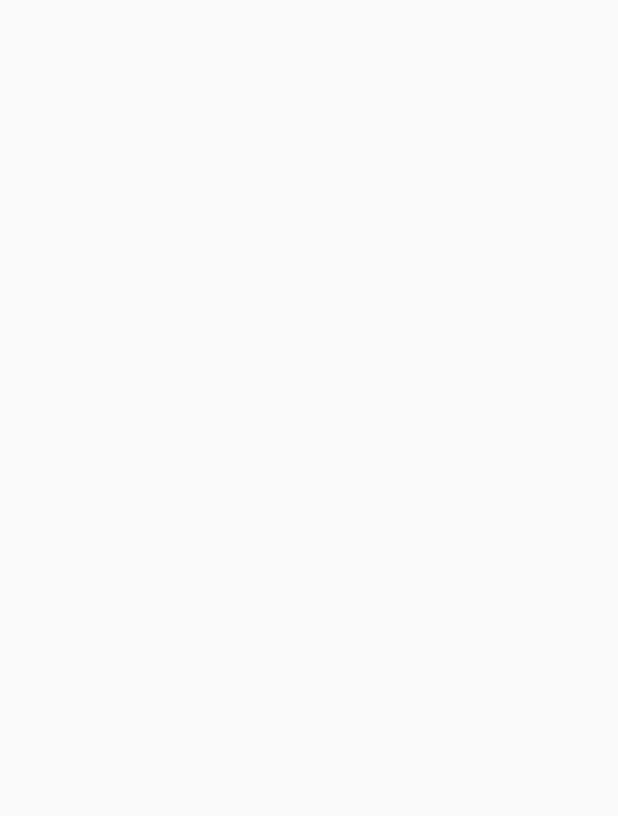
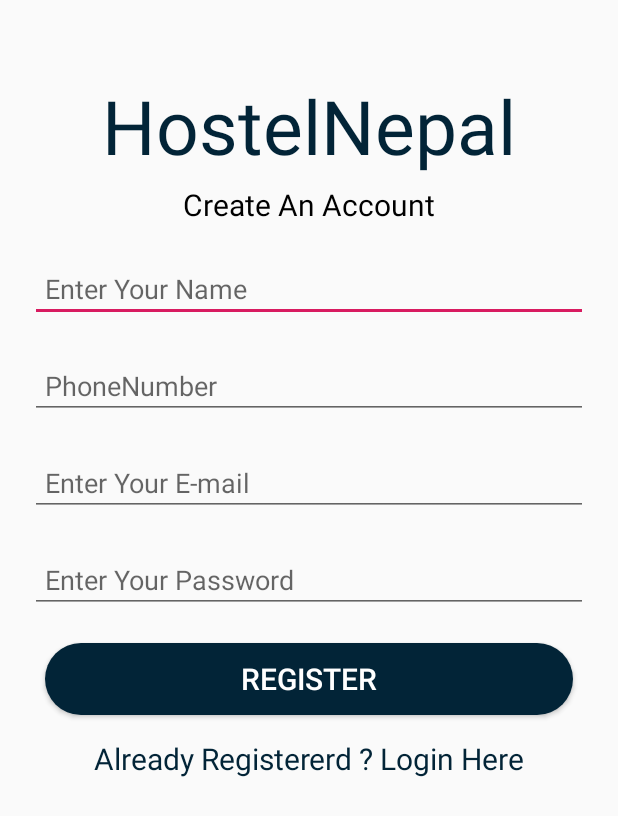
Before and after one commit to Utsav78/HostelNepal, an Android app: the GuestRegister screen opened directly, with no data from a screen before it, on a phone screen of 412 x 824 dp. Before the commit the part shown is empty. Shown: the top 816 px of the screen. Run offline under Robolectric (Android 15) with nearby library versions, the phone set to English and light mode, and no system bars; our stand-ins replace Firebase (no records; nobody signed in at launch, a user with empty details on screens opened directly).

Commit message:
Second_day

```diff
--- a/app/src/main/AndroidManifest.xml
+++ b/app/src/main/AndroidManifest.xml
@@ -1,6 +1,8 @@
 <?xml version="1.0" encoding="utf-8"?>
 <manifest xmlns:android="http://schemas.android.com/apk/res/android"
     package="com.example.hostelnepal">
+
+    <uses-permission android:name="android.permission.INTERNET" />
 
     <application
         android:allowBackup="true"
@@ -9,7 +11,8 @@
         android:roundIcon="@mipmap/ic_launcher_round"
         android:supportsRtl="true"
         android:theme="@style/AppTheme">
-        <activity android:name=".GuestRegister"></activity>
+        <activity android:name=".DashboardHO"></activity>
+        <activity android:name=".GuestRegister" />
         <activity android:name=".LoginActivityG" />
         <activity android:name=".LoginActivityHO" />
         <activity android:name=".WelcomeAtivity" />
--- a/app/src/main/java/com/example/hostelnepal/GuestRegister.java
+++ b/app/src/main/java/com/example/hostelnepal/GuestRegister.java
@@ -1,14 +1,110 @@
 package com.example.hostelnepal;
 
+import androidx.annotation.NonNull;
 import androidx.appcompat.app.AppCompatActivity;
 
+import android.content.Intent;
 import android.os.Bundle;
+import android.text.TextUtils;
+import android.view.View;
+import android.widget.Button;
+import android.widget.EditText;
+import android.widget.ProgressBar;
+import android.widget.TextView;
+import android.widget.Toast;
+
+import com.google.android.gms.tasks.OnCompleteListener;
+import com.google.android.gms.tasks.Task;
+import com.google.firebase.auth.AuthResult;
+import com.google.firebase.auth.FirebaseAuth;
 
 public class GuestRegister extends AppCompatActivity {
+
+    EditText gFullName,gEmail,gPassword,gPhoneNumber;
+    Button gRegisterBtn;
+    TextView gLoginBtn;
+    FirebaseAuth fAuth;
+    ProgressBar progressBar;
+
 
     @Override
     protected void onCreate(Bundle savedInstanceState) {
         super.onCreate(savedInstanceState);
         setContentView(R.layout.activity_guest_register);
+
+        gFullName = findViewById(R.id.name);
+        gEmail = findViewById(R.id.email);
+        gPassword = findViewById(R.id.password);
+        gPhoneNumber = findViewById(R.id.phoneNumber);
+        gRegisterBtn = findViewById(R.id.gRegisterBtn);
+        gLoginBtn = findViewById(R.id.alreadyRegistered);
+
+        progressBar = findViewById(R.id.progressBar);
+        fAuth = FirebaseAuth.getInstance();
+
+        gRegisterBtn.setOnClickListener(new View.OnClickListener() {
+            @Override
+            public void onClick(View v) {
+                String email = gEmail.getText().toString().trim();
+                String password = gPassword.getText().toString().trim();
+                String name =gFullName.getText().toString().trim();
+                String phonenumber = gPhoneNumber.getText().toString().trim();
+
+                if(TextUtils.isEmpty(email)){
+
+                    gEmail.setError("Email is Required");
+                    return;
+                }
+                if(TextUtils.isEmpty(name)){
+
+                    gFullName.setError("FullName is Required");
+                    return;
+                }
+                if(TextUtils.isEmpty(phonenumber)){
+
+                    gPhoneNumber.setError("Phone Number is Required");
+                    return;
+                }
+
+                if (TextUtils.isEmpty(password)){
+
+                    gPassword.setError("Password is Required ");
+                    return;
+                }
+
+                if (password.length()<6){
+
+                    gPassword.setError("Password is less than 6 Character");
+                }
+
+                progressBar.setVisibility(View.VISIBLE);
+
+                //register the user in firebase
+
+                fAuth.createUserWithEmailAndPassword(email,password).addOnCompleteListener(new OnCompleteListener<AuthResult>() {
+                    @Override
+                    public void onComplete(@NonNull Task<AuthResult> task) {
+
+                        if (task.isSuccessful()){
+                            Toast.makeText(GuestRegister.this, "User is Registered", Toast.LENGTH_SHORT).show();
+                            startActivity(new Intent(getApplicationContext(),HomeActivity.class));
+
+                        }
+                        else{
+
+                            Toast.makeText(GuestRegister.this, "Error:"+task.getException().getMessage(), Toast.LENGTH_SHORT).show();
+
+                        }
+
+                    }
+                });
+
+
+
+
+            }
+        });
+
+
     }
 }
--- a/app/src/main/res/layout/activity_guest_register.xml
+++ b/app/src/main/res/layout/activity_guest_register.xml
@@ -1,9 +1,141 @@
 <?xml version="1.0" encoding="utf-8"?>
-<androidx.constraintlayout.widget.ConstraintLayout xmlns:android="http://schemas.android.com/apk/res/android"
+<ScrollView xmlns:android="http://schemas.android.com/apk/res/android"
     xmlns:app="http://schemas.android.com/apk/res-auto"
     xmlns:tools="http://schemas.android.com/tools"
     android:layout_width="match_parent"
     android:layout_height="match_parent"
     tools:context=".GuestRegister">
 
-</androidx.constraintlayout.widget.ConstraintLayout>
+    <LinearLayout
+        android:layout_width="match_parent"
+        android:layout_height="wrap_content"
+        android:orientation="vertical">
+
+        <TextView
+            android:layout_width="wrap_content"
+            android:layout_height="wrap_content"
+            android:text="@string/app_name"
+            android:textSize="50sp"
+            android:textColor="@color/colorBackground"
+            android:layout_marginTop="50dp"
+            android:layout_gravity="center"
+            />
+
+        <TextView
+            android:layout_width="wrap_content"
+            android:layout_height="wrap_content"
+            android:text="Create An Account"
+            android:textSize="20dp"
+            android:layout_gravity="center"
+            android:layout_marginTop="5dp"
+            android:textColor="#000000"
+
+            />
+        <EditText
+            android:id="@+id/name"
+            android:inputType="text"
+            android:layout_width="match_parent"
+            android:layout_height="wrap_content"
+            android:layout_marginTop="20dp"
+            android:hint="Enter Your Name"
+            android:padding="10dp"
+            android:layout_marginRight="20dp"
+            android:layout_marginLeft="20dp"
+
+
+
+            />
+
+        <EditText
+            android:id="@+id/phoneNumber"
+            android:layout_width="match_parent"
+            android:layout_height="wrap_content"
+            android:layout_marginLeft="20dp"
+            android:layout_marginTop="20dp"
+            android:layout_marginRight="20dp"
+            android:hint="@string/phone"
+            android:inputType="phone"
+            android:padding="10dp"
+
+
+            />
+        <EditText
+            android:id="@+id/email"
+            android:inputType="textEmailAddress"
+            android:layout_width="match_parent"
+            android:layout_height="wrap_content"
+            android:layout_marginTop="20dp"
+            android:hint="Enter Your E-mail"
+            android:padding="10dp"
+            android:layout_marginRight="20dp"
+            android:layout_marginLeft="20dp"
+
+
+            />
+
+        <EditText
+            android:id="@+id/password"
+
+            android:layout_width="match_parent"
+            android:layout_height="wrap_content"
+            android:layout_marginTop="20dp"
+            android:hint="Enter Your Password"
+            android:padding="10dp"
+            android:inputType="textPassword"
+            android:layout_marginRight="20dp"
+            android:layout_marginLeft="20dp"
+
+
+            />
+        <Button
+            android:id="@+id/gRegisterBtn"
+            android:layout_width="match_parent"
+            android:layout_height="wrap_content"
+            android:layout_marginLeft="30dp"
+            android:layout_marginRight="30dp"
+            android:background="@drawable/button_style"
+            android:text="@string/register"
+            android:textColor="#ffffff"
+            android:layout_marginTop="20dp"
+            android:textSize="20sp"
+            android:padding="10dp"
+            />
+
+        <TextView
+            android:id="@+id/alreadyRegistered"
+            android:layout_width="wrap_content"
+            android:layout_height="wrap_content"
+            android:text="@string/alreadyRegistered"
+            android:layout_marginTop="15dp"
+            android:layout_gravity="center"
+            android:textSize="20sp"
+            android:textColor="@color/colorBackground"
+            />
+
+        <ProgressBar
+            android:id="@+id/progressBar"
+            android:layout_width="wrap_content"
+            android:layout_height="wrap_content"
+            android:layout_gravity="center"
+            android:layout_marginTop="30dp"
+            android:visibility="invisible"
+
+
+
+            />
+
+
+
+
+
+
+
+
+
+
+    </LinearLayout>
+
+
+
+
+</ScrollView>
--- a/app/src/main/res/values/strings.xml
+++ b/app/src/main/res/values/strings.xml
@@ -12,4 +12,8 @@
     <string name="loginwalatext">New Here?</string>
     <string name="create"><u>Create an Account.</u></string>
     <string name="logo">logo</string>
+    <string name="email">E-mail</string>
+    <string name="register">Register</string>
+    <string name="phone">PhoneNumber</string>
+    <string name="alreadyRegistered">Already Registererd ? Login Here</string>
 </resources>
--- a/build.gradle
+++ b/build.gradle
@@ -8,6 +8,7 @@
     }
     dependencies {
         classpath 'com.android.tools.build:gradle:3.5.3'
+        classpath 'com.google.gms:google-services:4.2.0'
 
         // NOTE: Do not place your application dependencies here; they belong
         // in the individual module build.gradle files
```
Also changed, not shown: app/build.gradle (+6 -1 lines), app/src/main/java/com/example/hostelnepal/DashboardHO.java (added, +14 -0 lines), app/src/main/java/com/example/hostelnepal/LoginActivityG.java (+79 -0 lines), app/src/main/java/com/example/hostelnepal/WelcomeAtivity.java (+13 -0 lines), app/src/main/res/drawable/ic_person_black_24dp.xml (added, +9 -0 lines), app/src/main/res/drawable/ic_security_black_24dp.xml (added, +9 -0 lines), app/src/main/res/layout/activity_dashboard_ho.xml (added, +276 -0 lines), app/src/main/res/layout/activity_login_g.xml (+16 -3 lines), app/src/main/res/layout/activity_login_ho.xml (+6 -4 lines), app/src/main/res/layout/activity_main.xml (+9 -10 lines), app/src/main/java/com/example/hostelnepal/LoginActivityHO.java (line endings or trailing spaces), app/src/main/res/drawable-v24/user.png (added), app/src/main/res/drawable/user.png (added), 1 other file.
